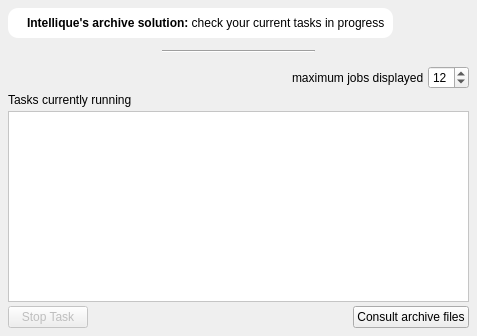
Old version of the form src/gui/jobwidget.ui in the repository Intellique/client.
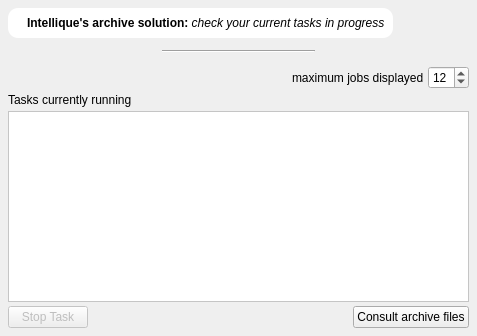
New version of the form. Icons and pictures are not drawn.

The edit to the form file:
```diff
--- a/src/gui/jobwidget.ui
+++ b/src/gui/jobwidget.ui
@@ -64,7 +64,7 @@
         <item>
          <widget class="QLabel" name="lblJobInfo">
           <property name="text">
-           <string>&lt;html&gt;&lt;head/&gt;&lt;body&gt;&lt;p&gt;&lt;span style=&quot; font-weight:600;&quot;&gt;Intellique's archive solution: &lt;/span&gt;check your current tasks in progress&lt;/p&gt;&lt;/body&gt;&lt;/html&gt;</string>
+           <string>&lt;html&gt;&lt;head/&gt;&lt;body&gt;&lt;p&gt;&lt;span style=&quot; font-weight:600;&quot;&gt;Intellique's archive solution: &lt;/span&gt;&lt;span style=&quot; font-style:italic;&quot;&gt;check your current tasks in progress&lt;/span&gt;&lt;/p&gt;&lt;/body&gt;&lt;/html&gt;</string>
           </property>
          </widget>
         </item>
```
